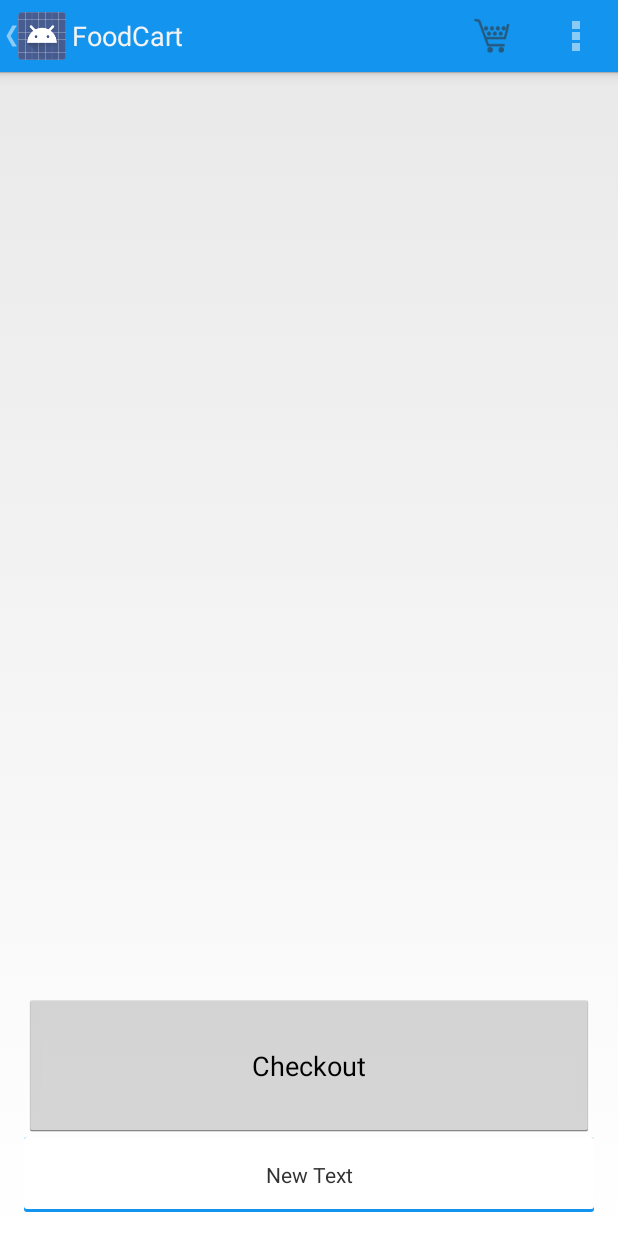
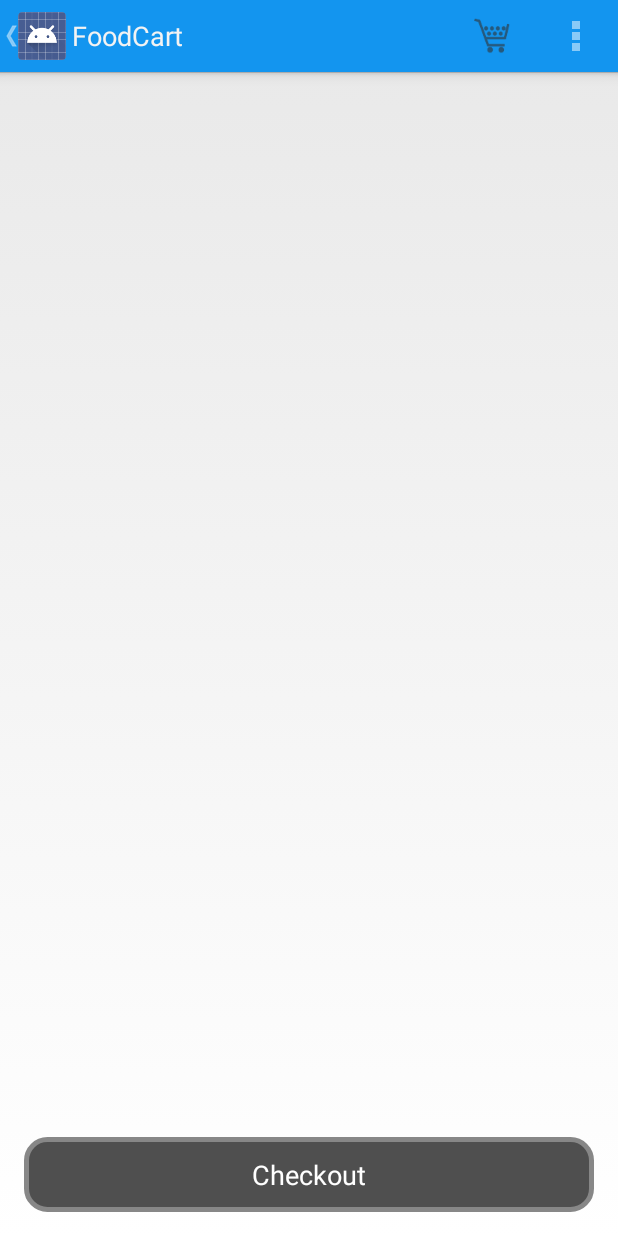
Before and after one commit to sankarmanoj/TheFoodKingApp, an Android app: the FoodCart screen opened directly, with no data from a screen before it, after a tap on "Checkout", on a phone screen of 412 x 824 dp. Run offline under Robolectric (Android 15) with nearby library versions, the phone set to English and light mode, and no system bars.

Commit message:
Updated Checkout Button

```diff
--- a/app/src/main/AndroidManifest.xml
+++ b/app/src/main/AndroidManifest.xml
@@ -28,11 +28,7 @@
             android:label="FoodCart"
             android:parentActivityName=".MainActivity" >
         </activity>
-        <activity
-            android:name=".FabIntro"
-            android:label="@string/title_activity_fab_intro" >
 
-        </activity>
     </application>
 
 </manifest>
--- a/app/src/main/java/com/example/sankarmanoj/thefoodkingapp/FoodCart.java
+++ b/app/src/main/java/com/example/sankarmanoj/thefoodkingapp/FoodCart.java
@@ -7,9 +7,14 @@ import android.content.SharedPreferences;
 import android.os.Bundle;
 import android.preference.PreferenceManager;
 import android.util.Log;
+import android.util.TypedValue;
 import android.view.Menu;
 import android.view.MenuItem;
+import android.view.View;
+import android.view.ViewGroup;
+import android.widget.Button;
 import android.widget.ListView;
+import android.widget.RelativeLayout;
 
 import java.util.ArrayList;
 import java.util.List;
@@ -21,6 +26,7 @@ public class FoodCart extends Activity {
     List<FoodItem> tempList;
     ListView listView;
     FoodCartArrayAdapter foodArrayAdapter;
+    Button Checkout;
     public final String TAG="FoodCart";
 
     @Override
@@ -34,16 +40,27 @@ public class FoodCart extends Activity {
                 }
             }
         }
-
-
-
         super.onCreate(savedInstanceState);
         ActionBar actionBar = getActionBar();
         actionBar.setDisplayHomeAsUpEnabled(true);
         setContentView(R.layout.activity_foodcart);
+
+
         listView=(ListView)findViewById(R.id.listView2);
         foodArrayAdapter = new FoodCartArrayAdapter(getApplicationContext(),R.layout.fooditemlist,tempList);
         listView.setAdapter(foodArrayAdapter);
+        Checkout=(Button)findViewById(R.id.checkoutButton);
+        Checkout.setOnClickListener( new View.OnClickListener() {
+            @Override
+            public void onClick(View v) {
+                RelativeLayout.LayoutParams params = (RelativeLayout.LayoutParams)  listView.getLayoutParams();
+                int pixels = (int)TypedValue.applyDimension(TypedValue.COMPLEX_UNIT_DIP, 200, getResources().getDisplayMetrics());
+                params.setMargins(0,0,0,pixels);
+                listView.setLayoutParams(params);
+
+                Log.i("FoodCart","Checkout Clicked");
+            }
+        });
 
 
 
--- a/app/src/main/java/com/example/sankarmanoj/thefoodkingapp/JSONServerComm.java
+++ b/app/src/main/java/com/example/sankarmanoj/thefoodkingapp/JSONServerComm.java
@@ -83,7 +83,6 @@ public class JSONServerComm extends AsyncTask<JSONObject,String,JSONObject>{
             connection.setConnectTimeout(7000);
             connection.setRequestMethod("POST");
             connection.setDoInput(true);
-            HttpPost post = new HttpPost(URI.create(url.toString()));
             String postParameters=createQueryStringForParameters(params[0]);
             connection.setFixedLengthStreamingMode(postParameters.getBytes().length);
             connection.connect();
--- a/app/src/main/java/com/example/sankarmanoj/thefoodkingapp/Login.java
+++ b/app/src/main/java/com/example/sankarmanoj/thefoodkingapp/Login.java
@@ -36,6 +36,11 @@ public class Login extends Activity {
     EditText ConfirmPass;
     public final String TAG="LoginActivity";
 
+    @Override
+    protected void onPause() {
+        super.onPause();
+        RegisterButton.setEnabled(true);
+    }
 
     @Override
     protected void onCreate(Bundle savedInstanceState) {
@@ -244,6 +249,7 @@ public class Login extends Activity {
                         SharedPreferences sharedPreferences = PreferenceManager.getDefaultSharedPreferences(getApplicationContext());
                         sharedPreferences.edit().putString("uid",uid).apply();
                         Intent intent = new Intent(getApplicationContext(), MainActivity.class);
+                        FoodKing.registrationState=1;
                         intent.addFlags(Intent.FLAG_ACTIVITY_NEW_TASK);
                         intent.addFlags(Intent.FLAG_ACTIVITY_NO_HISTORY);
                         startActivity(intent);
--- /dev/null
+++ b/app/src/main/res/drawable/buttonshape.xml
@@ -0,0 +1,23 @@
+<?xml version="1.0" encoding="utf-8"?>
+<shape xmlns:android="http://schemas.android.com/apk/res/android" android:shape="rectangle" >
+    <corners
+        android:radius="14dp"
+        />
+    <solid
+        android:color="#4F4F4F"
+        />
+    <padding
+        android:left="0dp"
+        android:top="0dp"
+        android:right="0dp"
+        android:bottom="0dp"
+        />
+    <size
+        android:width="270dp"
+        android:height="60dp"
+        />
+    <stroke
+        android:width="3dp"
+        android:color="#878787"
+        />
+</shape>
--- a/app/src/main/res/layout/activity_foodcart.xml
+++ b/app/src/main/res/layout/activity_foodcart.xml
@@ -1,9 +1,8 @@
-<LinearLayout xmlns:android="http://schemas.android.com/apk/res/android"
+<RelativeLayout xmlns:android="http://schemas.android.com/apk/res/android"
     xmlns:tools="http://schemas.android.com/tools" android:layout_width="match_parent"
     android:layout_height="match_parent" android:paddingLeft="@dimen/activity_horizontal_margin"
     android:paddingRight="@dimen/activity_horizontal_margin"
     android:paddingTop="@dimen/activity_vertical_margin"
-    android:orientation="vertical"
     android:paddingBottom="@dimen/activity_vertical_margin"
     tools:context="com.example.sankarmanoj.thefoodkingapp.FoodCart">
 
@@ -11,27 +10,23 @@
         android:layout_width="wrap_content"
         android:layout_height="wrap_content"
         android:id="@+id/listView2"
-        android:layout_weight="8"
         android:layout_centerHorizontal="true"
-        android:layout_alignParentTop="true" />
+        android:layout_alignParentTop="true"
+        android:layout_above="@+id/checkoutButton"/>
+
+
+
     <Button
         android:layout_width="fill_parent"
-        android:layout_height="20dp"
-        android:layout_weight="1"
+        android:layout_height="50dp"
         android:text="Checkout"
+        android:textColor="#ffffff"
+        android:visibility="visible"
+        android:background="@drawable/buttonshape"
         android:id="@+id/checkoutButton"
-        android:layout_below="@id/listView2"
+        android:layout_alignParentBottom="true"
+
         />
 
-    <TextView
-        android:layout_width="match_parent"
-        android:layout_height="wrap_content"
-        android:text="New Text"
-        android:id="@+id/textView4"
-        android:padding="15dp"
-        android:gravity="center"
-        android:background="@drawable/layer_card_background"
-        android:layout_alignParentBottom="true"
-        android:layout_centerHorizontal="true" />
 
-</LinearLayout>
+</RelativeLayout>
--- /dev/null
+++ b/app/src/main/res/menu/menu_check_out.xml
@@ -0,0 +1,6 @@
+<menu xmlns:android="http://schemas.android.com/apk/res/android"
+    xmlns:tools="http://schemas.android.com/tools"
+    tools:context="com.example.sankarmanoj.thefoodkingapp.CheckOut">
+    <item android:id="@+id/action_settings" android:title="@string/action_settings"
+        android:orderInCategory="100" android:showAsAction="never" />
+</menu>
```
Also changed, not shown: app/src/main/java/com/example/sankarmanoj/thefoodkingapp/FoodKing.java (+2 -6 lines), app/src/main/java/com/example/sankarmanoj/thefoodkingapp/MainActivity.java (+38 -30 lines).
